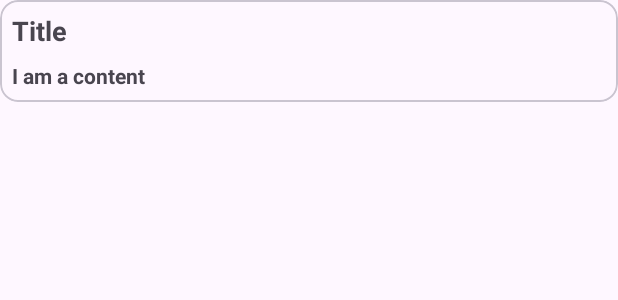
After one commit to MyoWin-andrDev/Date-Counter-App, an Android app: the layout adapter_note.xml on its own in the app's theme, with its tools: preview values and no code run, on a phone screen of 412 x 824 dp. The commit adds this screen. Shown: the top 300 px of the screen. Run offline under Robolectric (Android 15) with nearby library versions, the phone set to English and light mode, and no system bars; Roboto replaces fonts that are not available here.

Commit message:
Date Counter Commit

```diff
--- a/app/src/main/java/com/example/llpconstraint/note/NoteMainActivity.java
+++ b/app/src/main/java/com/example/llpconstraint/note/NoteMainActivity.java
@@ -9,14 +9,16 @@ import androidx.core.view.ViewCompat;
 import androidx.core.view.WindowInsetsCompat;
 
 import com.example.llpconstraint.R;
+import com.example.llpconstraint.databinding.ActivityNoteMainBinding;
 
 public class NoteMainActivity extends AppCompatActivity {
-
+    private ActivityNoteMainBinding binding;
     @Override
     protected void onCreate(Bundle savedInstanceState) {
         super.onCreate(savedInstanceState);
         EdgeToEdge.enable(this);
-        setContentView(R.layout.activity_note_main);
+        binding = ActivityNoteMainBinding.inflate(getLayoutInflater());
+        setContentView(binding.getRoot());
 
     }
 }
--- /dev/null
+++ b/app/src/main/res/drawable/ic_add.xml
@@ -0,0 +1,5 @@
+<vector xmlns:android="http://schemas.android.com/apk/res/android" android:height="24dp" android:tint="#000000" android:viewportHeight="24" android:viewportWidth="24" android:width="24dp">
+
+    <path android:fillColor="@android:color/white" android:pathData="M19,13h-6v6h-2v-6H5v-2h6V5h2v6h6v2z"/>
+
+</vector>
--- /dev/null
+++ b/app/src/main/res/layout/adapter_note.xml
@@ -0,0 +1,31 @@
+<?xml version="1.0" encoding="utf-8"?>
+<com.google.android.material.card.MaterialCardView xmlns:android="http://schemas.android.com/apk/res/android"
+    android:layout_width="match_parent"
+    android:layout_height="wrap_content"
+    android:orientation="vertical">
+
+    <LinearLayout
+        android:layout_width="match_parent"
+        android:layout_height="match_parent"
+        android:orientation="vertical"
+        android:padding="8dp">
+
+        <TextView
+            android:layout_width="match_parent"
+            android:layout_height="wrap_content"
+            android:text="Title"
+            android:textSize="18sp"
+            android:textStyle="bold"/>
+
+        <TextView
+            android:layout_width="match_parent"
+            android:layout_height="wrap_content"
+            android:text="I am a content"
+            android:textStyle="bold"
+            android:layout_marginTop="8dp"/>
+
+    </LinearLayout>
+
+
+
+</com.google.android.material.card.MaterialCardView>
```
Also changed, not shown: app/src/main/java/com/example/llpconstraint/note/AppDatabase.java (added, +23 -0 lines), app/src/main/res/layout/activity_note_main.xml (+15 -0 lines).
